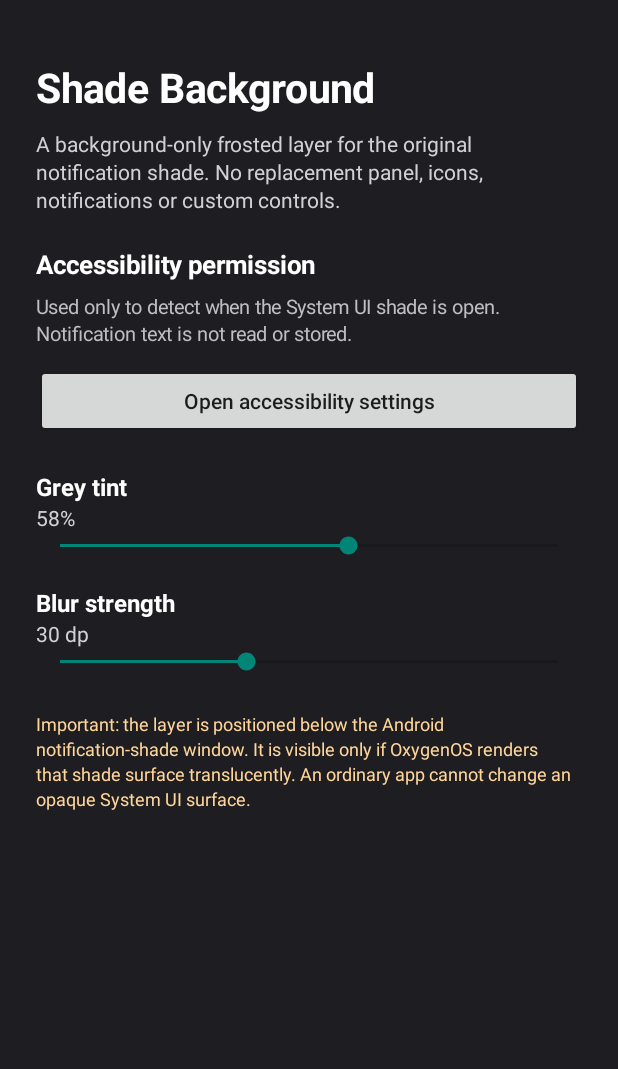
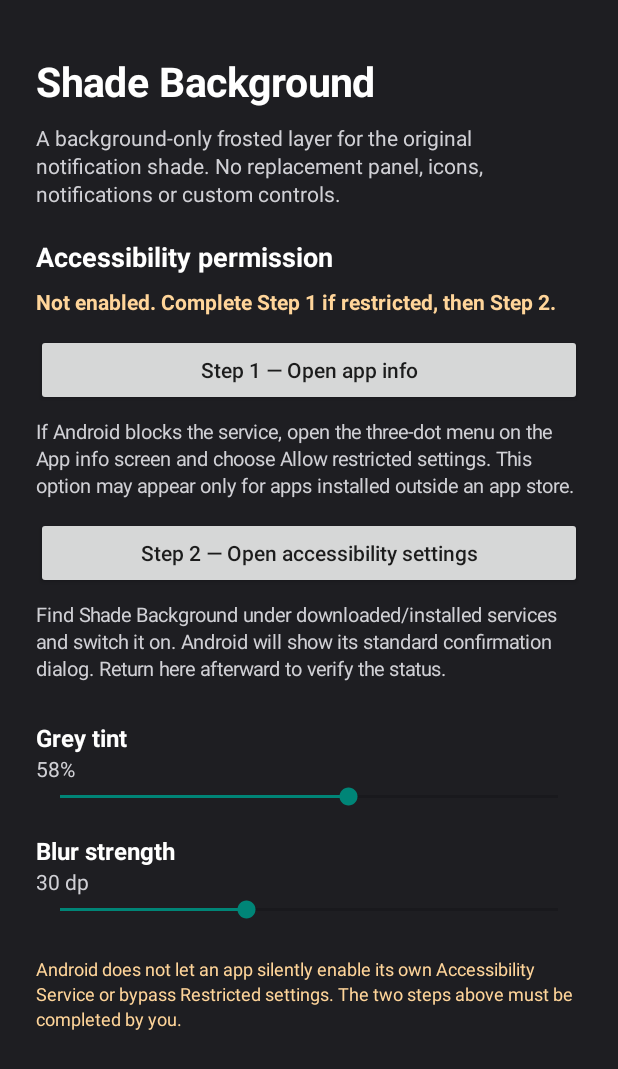
Before and after one commit to Wasifazhar00/Translucent-notify, an Android app: the screen it shows after launch (MainActivity), on a phone screen of 412 x 824 dp. Shown: the top 1069 px of the screen. Run offline under Robolectric (Android 15) with nearby library versions, the phone set to English and light mode, and no system bars.

Commit message:
Add restricted accessibility settings recovery flow

```diff
--- a/app/build.gradle.kts
+++ b/app/build.gradle.kts
@@ -9,8 +9,8 @@ android {
         applicationId = "com.wasif.translucentnotify"
         minSdk = 26
         targetSdk = 35
-        versionCode = 3
-        versionName = "2.0.0"
+        versionCode = 4
+        versionName = "2.1.0"
     }
     buildTypes {
         release {
@@ -24,5 +24,4 @@ android {
     }
     kotlinOptions { jvmTarget = "17" }
 }
-dependencies {
-}
+dependencies {}
--- a/app/src/main/java/com/wasif/translucentnotify/MainActivity.kt
+++ b/app/src/main/java/com/wasif/translucentnotify/MainActivity.kt
@@ -1,42 +1,76 @@
 package com.wasif.translucentnotify
 
+import android.accessibilityservice.AccessibilityServiceInfo
 import android.app.Activity
+import android.content.ComponentName
 import android.content.Intent
 import android.graphics.Color
+import android.net.Uri
 import android.os.Bundle
 import android.provider.Settings
 import android.view.Gravity
+import android.view.accessibility.AccessibilityManager
 import android.widget.Button
 import android.widget.LinearLayout
 import android.widget.SeekBar
 import android.widget.TextView
 
 class MainActivity : Activity() {
+    private lateinit var permissionStatus: TextView
     private lateinit var tintLabel: TextView
     private lateinit var blurLabel: TextView
+
     override fun onCreate(savedInstanceState: Bundle?) {
         super.onCreate(savedInstanceState)
         window.statusBarColor = Color.rgb(30,30,34)
         window.navigationBarColor = Color.rgb(30,30,34)
+
         val page = LinearLayout(this).apply {
             orientation = LinearLayout.VERTICAL
-            setPadding(dp(24),dp(40),dp(24),dp(28))
+            setPadding(dp(24),dp(36),dp(24),dp(28))
             setBackgroundColor(Color.rgb(30,30,34))
         }
         setContentView(page)
+
         page.addView(label("Shade Background",27,Color.WHITE,true))
-        page.addView(label("A background-only frosted layer for the original notification shade. No replacement panel, icons, notifications or custom controls.",14,0xFFD0D0D5.toInt(),false).apply { setPadding(0,dp(10),0,dp(22)) })
-        page.addView(label("Accessibility permission",17,Color.WHITE,true))
-        page.addView(label("Used only to detect when the System UI shade is open. Notification text is not read or stored.",13,0xFFBDBDC4.toInt(),false).apply { setPadding(0,dp(8),0,dp(12)) })
+        page.addView(label(
+            "A background-only frosted layer for the original notification shade. " +
+                "No replacement panel, icons, notifications or custom controls.",
+            14,0xFFD0D0D5.toInt(),false
+        ).apply { setPadding(0,dp(10),0,dp(20)) })
+
+        page.addView(label("Accessibility permission",18,Color.WHITE,true))
+        permissionStatus = label("",14,0xFFFFD59A.toInt(),true)
+        page.addView(permissionStatus.apply { setPadding(0,dp(8),0,dp(12)) })
+
         page.addView(Button(this).apply {
-            text = "Open accessibility settings"; isAllCaps = false
-            setOnClickListener { startActivity(Intent(Settings.ACTION_ACCESSIBILITY_SETTINGS)) }
+            text = "Step 1 — Open app info"; isAllCaps = false
+            setOnClickListener { openAppInfo() }
         })
-        page.addView(label("Grey tint",16,Color.WHITE,true).apply { setPadding(0,dp(22),0,0) })
+        page.addView(label(
+            "If Android blocks the service, open the three-dot menu on the App info screen " +
+                "and choose Allow restricted settings. This option may appear only for apps installed outside an app store.",
+            13,0xFFD0D0D5.toInt(),false
+        ).apply { setPadding(0,dp(8),0,dp(12)) })
+
+        page.addView(Button(this).apply {
+            text = "Step 2 — Open accessibility settings"; isAllCaps = false
+            setOnClickListener {
+                startActivity(Intent(Settings.ACTION_ACCESSIBILITY_SETTINGS))
+            }
+        })
+        page.addView(label(
+            "Find Shade Background under downloaded/installed services and switch it on. " +
+                "Android will show its standard confirmation dialog. Return here afterward to verify the status.",
+            13,0xFFD0D0D5.toInt(),false
+        ).apply { setPadding(0,dp(8),0,dp(18)) })
+
+        page.addView(label("Grey tint",16,Color.WHITE,true).apply { setPadding(0,dp(8),0,0) })
         tintLabel = label("",14,0xFFD0D0D5.toInt(),false)
         page.addView(tintLabel)
         page.addView(SeekBar(this).apply {
-            max = 100; progress = Prefs.tintPercent(this@MainActivity)
+            max = 100
+            progress = Prefs.tintPercent(this@MainActivity)
             tintLabel.text = progress.toString() + "%"
             setOnSeekBarChangeListener(object: SeekBar.OnSeekBarChangeListener {
                 override fun onProgressChanged(s:SeekBar?,v:Int,fromUser:Boolean) {
@@ -47,11 +81,13 @@ class MainActivity : Activity() {
                 override fun onStopTrackingTouch(s:SeekBar?) = Unit
             })
         })
-        page.addView(label("Blur strength",16,Color.WHITE,true).apply { setPadding(0,dp(18),0,0) })
+
+        page.addView(label("Blur strength",16,Color.WHITE,true).apply { setPadding(0,dp(16),0,0) })
         blurLabel = label("",14,0xFFD0D0D5.toInt(),false)
         page.addView(blurLabel)
         page.addView(SeekBar(this).apply {
-            max = 80; progress = Prefs.blurDp(this@MainActivity)
+            max = 80
+            progress = Prefs.blurDp(this@MainActivity)
             blurLabel.text = progress.toString() + " dp"
             setOnSeekBarChangeListener(object: SeekBar.OnSeekBarChangeListener {
                 override fun onProgressChanged(s:SeekBar?,v:Int,fromUser:Boolean) {
@@ -62,12 +98,54 @@ class MainActivity : Activity() {
                 override fun onStopTrackingTouch(s:SeekBar?) = Unit
             })
         })
-        page.addView(label("Important: the layer is positioned below the Android notification-shade window. It is visible only if OxygenOS renders that shade surface translucently. An ordinary app cannot change an opaque System UI surface.",12,0xFFFFD59A.toInt(),false).apply { setPadding(0,dp(24),0,0) })
+
+        page.addView(label(
+            "Android does not let an app silently enable its own Accessibility Service or bypass Restricted settings. " +
+                "The two steps above must be completed by you.",
+            12,0xFFFFD59A.toInt(),false
+        ).apply { setPadding(0,dp(22),0,0) })
     }
+
+    override fun onResume() {
+        super.onResume()
+        if (::permissionStatus.isInitialized) refreshPermissionStatus()
+    }
+
+    private fun refreshPermissionStatus() {
+        val manager = getSystemService(ACCESSIBILITY_SERVICE) as AccessibilityManager
+        val expected = ComponentName(this, PanelAccessibilityService::class.java)
+        val enabled = manager.getEnabledAccessibilityServiceList(
+            AccessibilityServiceInfo.FEEDBACK_ALL_MASK
+        ).any { info ->
+            info.resolveInfo.serviceInfo.let {
+                it.packageName == expected.packageName && it.name == expected.className
+            }
+        }
+        permissionStatus.text = if (enabled) {
+            "Enabled — Accessibility Service is active."
+        } else {
+            "Not enabled. Complete Step 1 if restricted, then Step 2."
+        }
+        permissionStatus.setTextColor(
+            if (enabled) 0xFF8FE3A0.toInt() else 0xFFFFD59A.toInt()
+        )
+    }
+
+    private fun openAppInfo() {
+        val intent = Intent(Settings.ACTION_APPLICATION_DETAILS_SETTINGS).apply {
+            data = Uri.fromParts("package", packageName, null)
+        }
+        startActivity(intent)
+    }
+
     private fun label(text:String,size:Int,color:Int,bold:Boolean) = TextView(this).apply {
-        this.text=text; textSize=size.toFloat(); setTextColor(color)
+        this.text=text
+        textSize=size.toFloat()
+        setTextColor(color)
         if (bold) setTypeface(typeface,android.graphics.Typeface.BOLD)
-        gravity=Gravity.START; setLineSpacing(dp(3).toFloat(),1f)
+        gravity=Gravity.START
+        setLineSpacing(dp(3).toFloat(),1f)
     }
+
     private fun dp(v:Int) = (v*resources.displayMetrics.density).toInt()
 }
```
Also changed, not shown: 1 other file.
